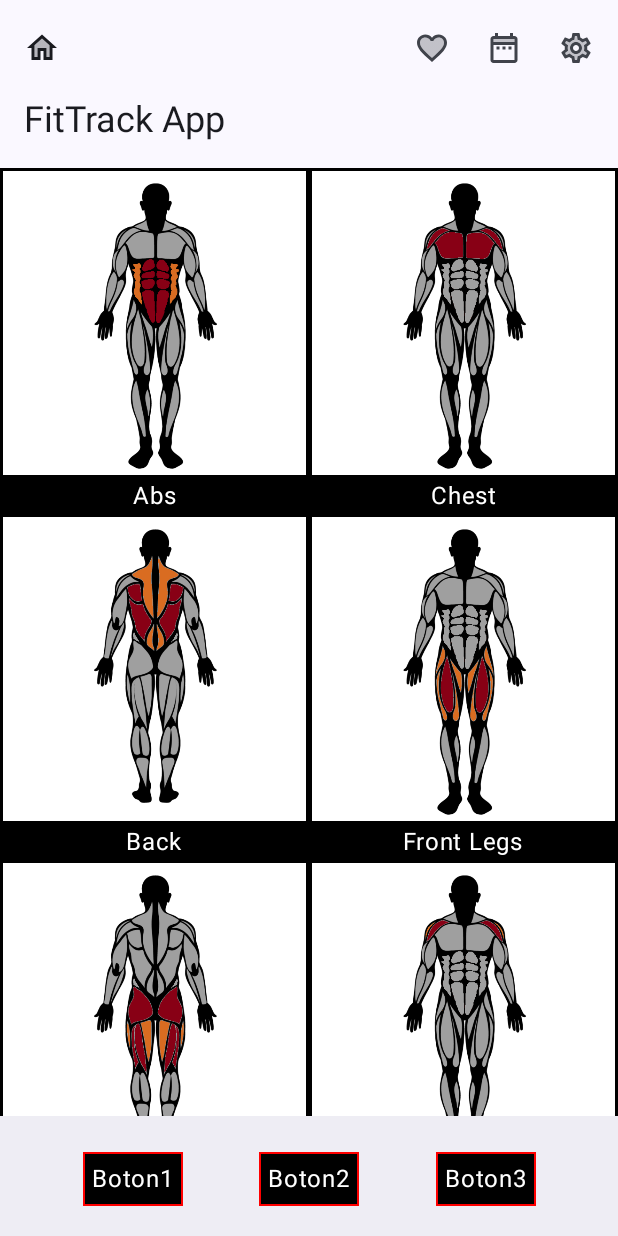
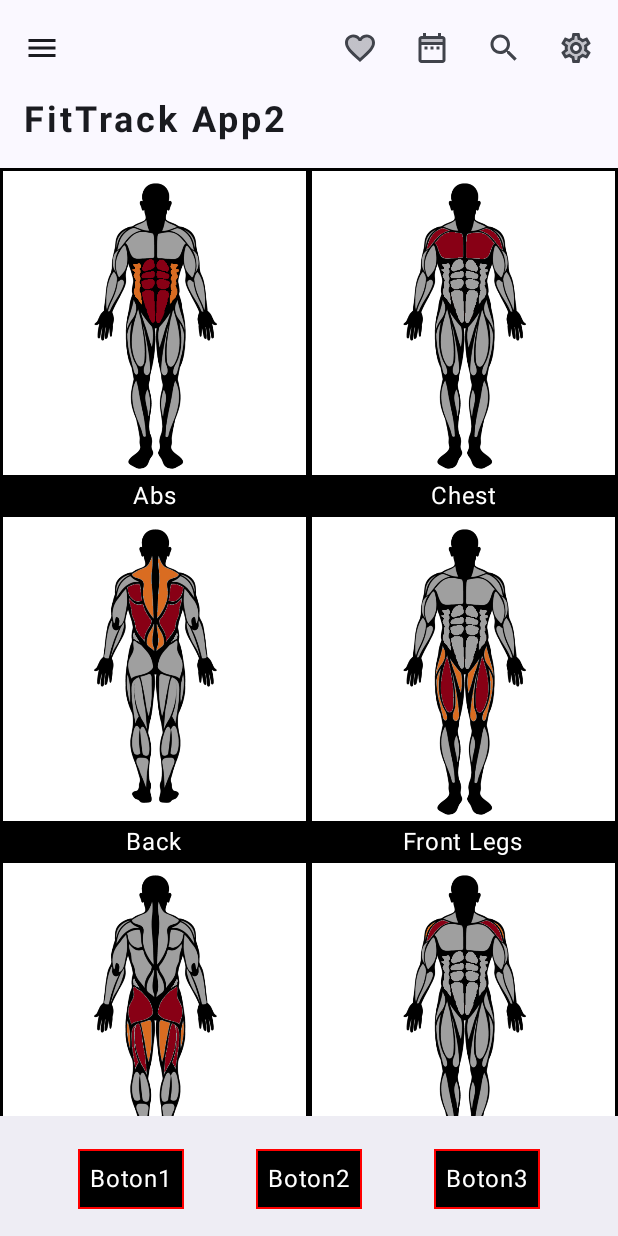
Before and after one commit to Iagofdez99/FitTrack, an Android app built with Jetpack Compose: the screen it shows after launch (MainActivity), on a phone screen of 412 x 824 dp. Run offline under Robolectric (Android 15) with nearby library versions, the phone set to English and light mode, and no system bars.

Commit message:
+ updates

```diff
--- /dev/null
+++ b/app/src/main/java/com/iagofdezperez/fittrack/CategoriasWorkout.kt
@@ -0,0 +1,21 @@
+package com.iagofdezperez.fittrack
+
+import androidx.annotation.DrawableRes
+
+data class CategoriasWorkout(
+    val name: String,
+    @DrawableRes val image: Int
+)
+
+fun getCategorias(): List<CategoriasWorkout> = mutableListOf(
+    CategoriasWorkout("Abs", R.drawable.ejercicioabs),
+    CategoriasWorkout("Chest", R.drawable.ejerciciochest),
+    CategoriasWorkout("Back", R.drawable.ejercicioback),
+    CategoriasWorkout("Front Legs", R.drawable.ejerciciolegs),
+    CategoriasWorkout("Back Legs", R.drawable.ejerciciobackleg),
+    CategoriasWorkout("Shoulders", R.drawable.ejercicioshoulders),
+    CategoriasWorkout("Biceps", R.drawable.ejerciciobiceps),
+    CategoriasWorkout("Triceps", R.drawable.ejerciciotriceps),
+    CategoriasWorkout("Front Mix", R.drawable.front),
+    CategoriasWorkout("Back Mix", R.drawable.back),
+)
--- a/app/src/main/java/com/iagofdezperez/fittrack/MainActivity.kt
+++ b/app/src/main/java/com/iagofdezperez/fittrack/MainActivity.kt
@@ -3,39 +3,7 @@ package com.iagofdezperez.fittrack
 import android.os.Bundle
 import androidx.activity.ComponentActivity
 import androidx.activity.compose.setContent
-import androidx.annotation.DrawableRes
-import androidx.compose.foundation.Image
-import androidx.compose.foundation.background
-import androidx.compose.foundation.border
-import androidx.compose.foundation.clickable
-import androidx.compose.foundation.layout.Arrangement
-import androidx.compose.foundation.layout.Box
-import androidx.compose.foundation.layout.Column
-import androidx.compose.foundation.layout.Row
-import androidx.compose.foundation.layout.fillMaxSize
-import androidx.compose.foundation.layout.padding
-import androidx.compose.foundation.lazy.grid.GridCells
-import androidx.compose.foundation.lazy.grid.LazyVerticalGrid
-import androidx.compose.foundation.lazy.grid.items
-import androidx.compose.material.icons.Icons
-import androidx.compose.material.icons.twotone.DateRange
-import androidx.compose.material.icons.twotone.Favorite
-import androidx.compose.material.icons.twotone.Home
-import androidx.compose.material.icons.twotone.Settings
-import androidx.compose.material3.BottomAppBar
-import androidx.compose.material3.ExperimentalMaterial3Api
-import androidx.compose.material3.Icon
-import androidx.compose.material3.IconButton
-import androidx.compose.material3.MediumTopAppBar
-import androidx.compose.material3.Scaffold
-import androidx.compose.material3.Text
-import androidx.compose.runtime.Composable
-import androidx.compose.ui.Alignment
-import androidx.compose.ui.Modifier
-import androidx.compose.ui.graphics.Color
-import androidx.compose.ui.res.painterResource
-import androidx.compose.ui.tooling.preview.Preview
-import androidx.compose.ui.unit.dp
+import com.iagofdezperez.fittrack.ui.MainScreen
 import com.iagofdezperez.fittrack.ui.theme.FitTrackTheme
 
 class MainActivity : ComponentActivity() {
@@ -43,143 +11,8 @@ class MainActivity : ComponentActivity() {
         super.onCreate(savedInstanceState)
         setContent {
             FitTrackTheme {
-                Scaffold(
-                    topBar = {
-                        WorkoutsTopAppBar()
-                    },
-                    bottomBar = {
-                        WorkoutsBottomAppBar()
-                    },
-                ) { paddingValues ->
-                    WorkoutScreen(modifier = Modifier.padding(paddingValues))
-                }
+                MainScreen()
             }
         }
     }
 }
-
-data class CategoriasWorkout(val name: String, @DrawableRes val image: Int)
-
-@Preview
-@OptIn(ExperimentalMaterial3Api::class)
-@Composable
-fun WorkoutsTopAppBar(
-    modifier: Modifier = Modifier
-) {
-    MediumTopAppBar(
-        title = { Text(text = "FitTrack App") },
-        navigationIcon = {
-            IconButton(onClick = {}) {
-                Icon(imageVector = Icons.TwoTone.Home, contentDescription = "Workouts")
-            }
-        },
-        actions = {
-            IconButton(onClick = {}) {
-                Icon(imageVector = Icons.TwoTone.Favorite, contentDescription = "Custom")
-            }
-            IconButton(onClick = {}) {
-                Icon(imageVector = Icons.TwoTone.DateRange, contentDescription = "Custom")
-            }
-            IconButton(onClick = {}) {
-                Icon(imageVector = Icons.TwoTone.Settings, contentDescription = "Custom")
-            }
-        },
-    )
-}
-
-@Preview
-@Composable
-fun WorkoutsBottomAppBar(
-    modifier: Modifier = Modifier
-) {
-    BottomAppBar(
-        modifier = modifier,
-        actions = {
-            Row(
-                modifier = Modifier.fillMaxSize(),
-                horizontalArrangement = Arrangement.SpaceEvenly,
-                verticalAlignment = Alignment.CenterVertically
-            ) {
-                Text(
-                    text = "Boton1",
-                    modifier = Modifier
-                        .background(Color.Black)
-                        .border(1.dp, Color.Red)
-                        .padding(6.dp)
-                        .clickable {},
-                    color = Color.White
-
-                )
-                Text(
-                    text = "Boton2",
-                    modifier = Modifier
-                        .background(Color.Black)
-                        .border(1.dp, Color.Red)
-                        .padding(6.dp)
-                        .clickable {},
-                    color = Color.White
-                )
-                Text(
-                    text = "Boton3",
-                    modifier = Modifier
-                        .background(Color.Black)
-                        .border(1.dp, Color.Red)
-                        .padding(6.dp)
-                        .clickable {},
-                    color = Color.White
-                )
-            }
-        })
-}
-
-//@Preview(showBackground = true)
-@Composable
-private fun WorkoutScreen(
-    modifier: Modifier = Modifier
-) {
-    val categoriasWorkouts = listOf(
-        CategoriasWorkout("Abs", R.drawable.ejercicioabs),
-        CategoriasWorkout("Chest", R.drawable.ejerciciochest),
-        CategoriasWorkout("Back", R.drawable.ejercicioback),
-        CategoriasWorkout("Front Legs", R.drawable.ejerciciolegs),
-        CategoriasWorkout("Back Legs", R.drawable.ejerciciobackleg),
-        CategoriasWorkout("Shoulders", R.drawable.ejercicioshoulders),
-        CategoriasWorkout("Biceps", R.drawable.ejerciciobiceps),
-        CategoriasWorkout("Triceps", R.drawable.ejerciciotriceps),
-        CategoriasWorkout("Front Mix", R.drawable.front),
-        CategoriasWorkout("Back Mix", R.drawable.back),
-    )
-    LazyVerticalGrid(
-        modifier = modifier,
-        columns = GridCells.Fixed(2)
-    ) {
-        items(categoriasWorkouts) { workout ->
-            WorkoutCard(name = workout.name, image = workout.image)
-        }
-    }
-}
-
-@Composable
-fun WorkoutCard(name: String, @DrawableRes image: Int) {
-    Column {
-        Box(
-            modifier = Modifier.border(2.dp, color = Color.Black)
-        ) {
-            Image(
-                painter = painterResource(id = image),
-                contentDescription = "Workout image",
-            )
-        }
-        Box(
-            contentAlignment = Alignment.Center,
-            modifier = Modifier
-                .fillMaxSize()
-                .background(color = Color.Black)
-        ) {
-            Text(
-                text = name,
-                color = Color.White
-            )
-        }
-    }
-}
--- /dev/null
+++ b/app/src/main/java/com/iagofdezperez/fittrack/ui/MainScreen.kt
@@ -0,0 +1,16 @@
+package com.iagofdezperez.fittrack.ui
+
+import androidx.compose.foundation.layout.padding
+import androidx.compose.material3.Scaffold
+import androidx.compose.runtime.Composable
+import androidx.compose.ui.Modifier
+
+@Composable
+public fun MainScreen() {
+    Scaffold(
+        topBar = { WorkoutsTopAppBar() },
+        bottomBar = { WorkoutsBottomAppBar() },
+    ) { paddingValues ->
+        WorkoutScreen(modifier = Modifier.padding(paddingValues))
+    }
+}
--- /dev/null
+++ b/app/src/main/java/com/iagofdezperez/fittrack/ui/WorkoutScreen.kt
@@ -0,0 +1,61 @@
+package com.iagofdezperez.fittrack.ui
+
+import androidx.annotation.DrawableRes
+import androidx.compose.foundation.Image
+import androidx.compose.foundation.background
+import androidx.compose.foundation.border
+import androidx.compose.foundation.clickable
+import androidx.compose.foundation.layout.Box
+import androidx.compose.foundation.layout.Column
+import androidx.compose.foundation.layout.fillMaxSize
+import androidx.compose.foundation.lazy.grid.GridCells
+import androidx.compose.foundation.lazy.grid.LazyVerticalGrid
+import androidx.compose.foundation.lazy.grid.items
+import androidx.compose.material3.Text
+import androidx.compose.runtime.Composable
+import androidx.compose.ui.Alignment
+import androidx.compose.ui.Modifier
+import androidx.compose.ui.graphics.Color
+import androidx.compose.ui.res.painterResource
+import androidx.compose.ui.unit.dp
+import com.iagofdezperez.fittrack.getCategorias
+
+@Composable
+fun WorkoutScreen(
+    modifier: Modifier = Modifier
+) {
+    LazyVerticalGrid(
+        modifier = modifier,
+        columns = GridCells.Fixed(2)
+    ) {
+        items(getCategorias()) { workout ->
+            WorkoutCard(name = workout.name, image = workout.image)
+        }
+    }
+}
+
+@Composable
+fun WorkoutCard(name: String, @DrawableRes image: Int) {
+    Column {
+        Box(
+            modifier = Modifier.border(2.dp, color = Color.Black)
+                .clickable {  }
+        ) {
+            Image(
+                painter = painterResource(id = image),
+                contentDescription = "Workout image",
+            )
+        }
+        Box(
+            contentAlignment = Alignment.Center,
+            modifier = Modifier
+                .fillMaxSize()
+                .background(color = Color.Black)
+        ) {
+            Text(
+                text = name,
+                color = Color.White
+            )
+        }
+    }
+}
--- /dev/null
+++ b/app/src/main/java/com/iagofdezperez/fittrack/ui/WorkoutsBottomAppBar.kt
@@ -0,0 +1,60 @@
+package com.iagofdezperez.fittrack.ui
+
+import androidx.compose.foundation.background
+import androidx.compose.foundation.border
+import androidx.compose.foundation.clickable
+import androidx.compose.foundation.layout.Arrangement
+import androidx.compose.foundation.layout.Row
+import androidx.compose.foundation.layout.fillMaxSize
+import androidx.compose.foundation.layout.padding
+import androidx.compose.material3.BottomAppBar
+import androidx.compose.material3.Text
+import androidx.compose.runtime.Composable
+import androidx.compose.ui.Alignment
+import androidx.compose.ui.Modifier
+import androidx.compose.ui.graphics.Color
+import androidx.compose.ui.unit.dp
+
+@Composable
+fun WorkoutsBottomAppBar(
+    modifier: Modifier = Modifier
+) {
+    BottomAppBar(
+        modifier = modifier,
+        actions = {
+            Row(
+                modifier = Modifier.fillMaxSize(),
+                horizontalArrangement = Arrangement.SpaceEvenly,
+                verticalAlignment = Alignment.CenterVertically
+            ) {
+                Text(
+                    text = "Boton1",
+                    modifier = Modifier
+                        .background(Color.Black)
+                        .border(1.dp, Color.Red)
+                        .padding(8.dp)
+                        .clickable {},
+                    color = Color.White
+
+                )
+                Text(
+                    text = "Boton2",
+                    modifier = Modifier
+                        .background(Color.Black)
+                        .border(1.dp, Color.Red)
+                        .padding(8.dp)
+                        .clickable {},
+                    color = Color.White
+                )
+                Text(
+                    text = "Boton3",
+                    modifier = Modifier
+                        .background(Color.Black)
+                        .border(1.dp, Color.Red)
+                        .padding(8.dp)
+                        .clickable {},
+                    color = Color.White
+                )
+            }
+        })
+}
--- /dev/null
+++ b/app/src/main/java/com/iagofdezperez/fittrack/ui/WorkoutsTopAppBar.kt
@@ -0,0 +1,52 @@
+package com.iagofdezperez.fittrack.ui
+
+import androidx.compose.material.icons.Icons
+import androidx.compose.material.icons.twotone.DateRange
+import androidx.compose.material.icons.twotone.Favorite
+import androidx.compose.material.icons.twotone.Menu
+import androidx.compose.material.icons.twotone.Search
+import androidx.compose.material.icons.twotone.Settings
+import androidx.compose.material3.ExperimentalMaterial3Api
+import androidx.compose.material3.Icon
+import androidx.compose.material3.IconButton
+import androidx.compose.material3.MediumTopAppBar
+import androidx.compose.material3.Text
+import androidx.compose.runtime.Composable
+import androidx.compose.ui.Modifier
+import androidx.compose.ui.text.font.FontWeight
+import androidx.compose.ui.unit.sp
+
+@OptIn(ExperimentalMaterial3Api::class)
+@Composable
+fun WorkoutsTopAppBar(
+    modifier: Modifier = Modifier
+) {
+    MediumTopAppBar(
+        title = {
+            Text(
+                letterSpacing = 2.sp,
+                text = "FitTrack App2",
+                fontWeight = FontWeight.Bold
+            )
+        },
+        navigationIcon = {
+            IconButton(onClick = {}) {
+                Icon(imageVector = Icons.TwoTone.Menu, contentDescription = "Workouts")
+            }
+        },
+        actions = {
+            IconButton(onClick = {}) {
+                Icon(imageVector = Icons.TwoTone.Favorite, contentDescription = "Custom")
+            }
+            IconButton(onClick = {}) {
+                Icon(imageVector = Icons.TwoTone.DateRange, contentDescription = "Custom")
+            }
+            IconButton(onClick = {}) {
+                Icon(imageVector = Icons.TwoTone.Search, contentDescription = "Custom")
+            }
+            IconButton(onClick = {}) {
+                Icon(imageVector = Icons.TwoTone.Settings, contentDescription = "Custom")
+            }
+        },
+    )
+}
```
